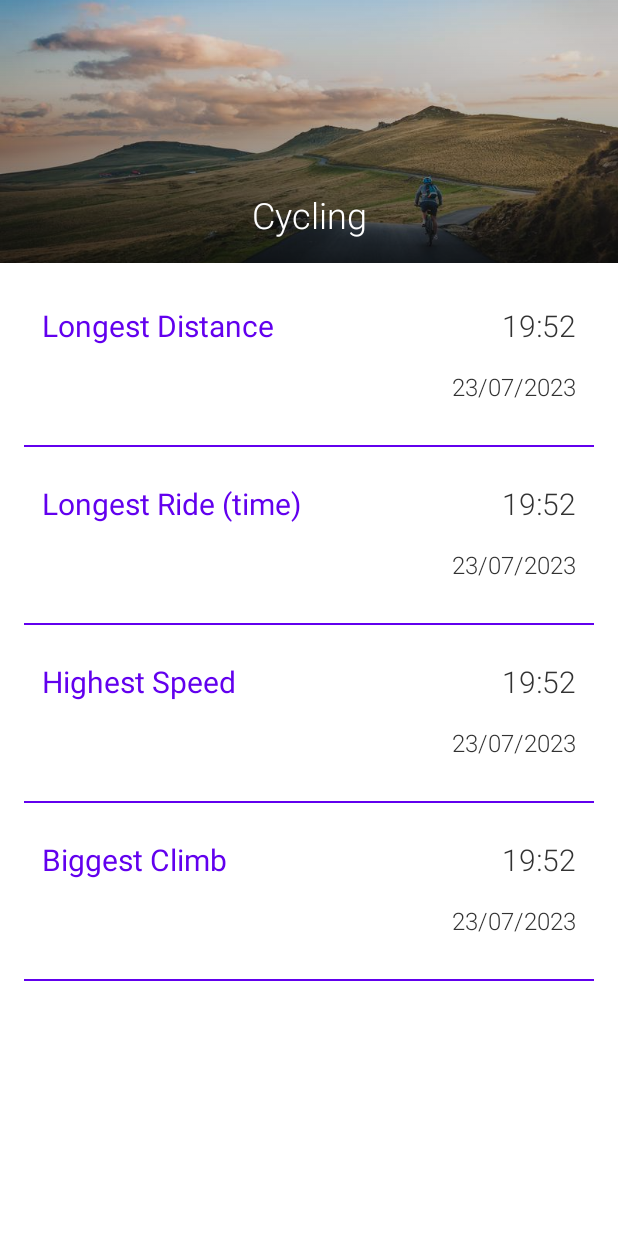
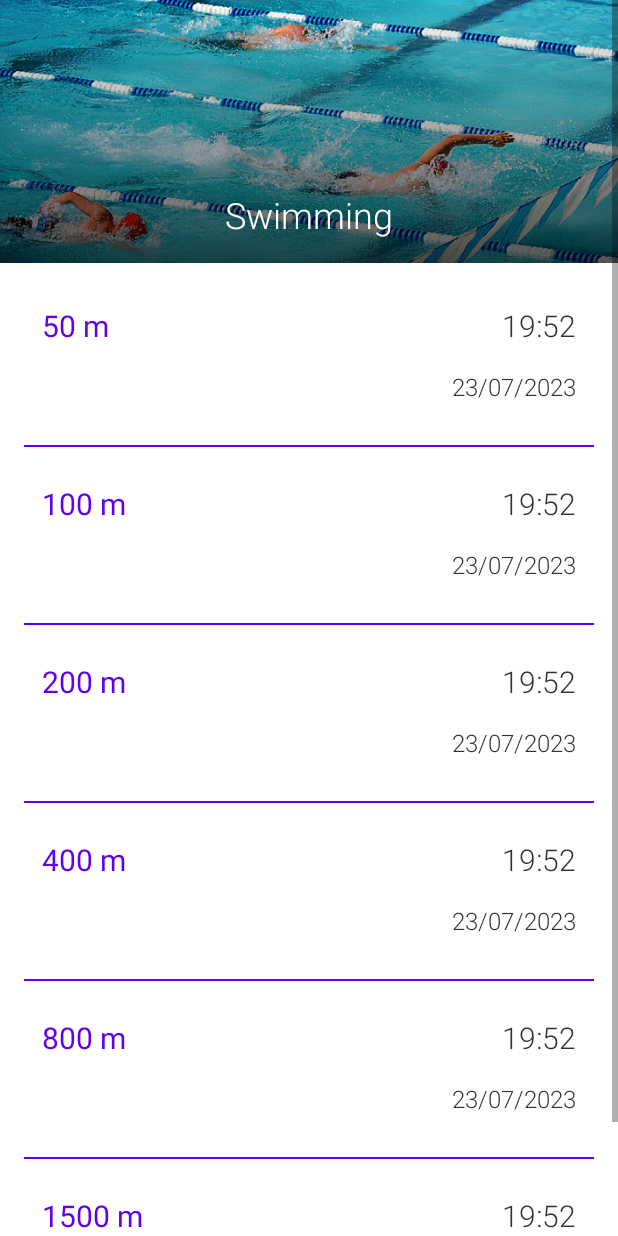
Before and after one commit to Staszek15/Record-Keeper-android-app, an Android app: the layout fragment_swimming.xml on its own in the app's theme, with its tools: preview values and no code run, on a phone screen of 412 x 824 dp. Run offline under Robolectric (Android 15) with nearby library versions, the light colour scheme and no system bars.

Commit message:
swimming layout

```diff
--- a/app/src/main/res/layout/fragment_swimming.xml
+++ b/app/src/main/res/layout/fragment_swimming.xml
@@ -22,9 +22,9 @@
             <ImageView
                 android:layout_width="match_parent"
                 android:layout_height="match_parent"
-                android:contentDescription="@string/cycling_image_description"
+                android:contentDescription="@string/running_image_description"
                 android:scaleType="centerCrop"
-                android:src="@drawable/bike_heading" />
+                android:src="@drawable/swimming_heading" />
 
             <View
                 android:layout_width="match_parent"
@@ -38,7 +38,7 @@
                 android:layout_marginBottom="16dp"
                 android:fontFamily="sans-serif-light"
                 android:gravity="center"
-                android:text="@string/cycling_text"
+                android:text="@string/swimming_text"
                 android:textColor="@color/white"
                 android:textSize="24sp" />
 
@@ -64,14 +64,14 @@
                     android:layout_width="wrap_content"
                     android:layout_height="wrap_content"
                     android:fontFamily="sans-serif"
-                    android:text="@string/longest_ride_text"
+                    android:text="@string/fifty_m_text"
                     android:textColor="?attr/colorPrimary"
                     android:textSize="20sp"
                     app:layout_constraintStart_toStartOf="parent"
                     app:layout_constraintTop_toTopOf="parent" />
 
                 <TextView
-                    android:id="@+id/longest_distance_value"
+                    android:id="@+id/fifty_m_time"
                     android:layout_width="wrap_content"
                     android:layout_height="wrap_content"
                     android:fontFamily="sans-serif-light"
@@ -82,7 +82,7 @@
                     tools:text="19:52" />
 
                 <TextView
-                    android:id="@+id/longest_distance_date"
+                    android:id="@+id/fifty_m_date"
                     android:layout_width="wrap_content"
                     android:layout_height="wrap_content"
                     android:layout_marginTop="16dp"
@@ -90,7 +90,7 @@
                     android:textColor="@color/dark_grey"
                     android:textSize="16sp"
                     app:layout_constraintEnd_toEndOf="parent"
-                    app:layout_constraintTop_toBottomOf="@id/longest_distance_value"
+                    app:layout_constraintTop_toBottomOf="@id/fifty_m_time"
                     tools:text="23/07/2023" />
 
 
@@ -113,14 +113,14 @@
                     android:layout_width="wrap_content"
                     android:layout_height="wrap_content"
                     android:fontFamily="sans-serif"
-                    android:text="@string/longest_ride_hour_text"
+                    android:text="@string/hundred_m_text"
                     android:textColor="?attr/colorPrimary"
                     android:textSize="20sp"
                     app:layout_constraintStart_toStartOf="parent"
                     app:layout_constraintTop_toTopOf="parent" />
 
                 <TextView
-                    android:id="@+id/longest_distance_time"
+                    android:id="@+id/hundred_m_time"
                     android:layout_width="wrap_content"
                     android:layout_height="wrap_content"
                     android:fontFamily="sans-serif-light"
@@ -131,7 +131,7 @@
                     tools:text="19:52" />
 
                 <TextView
-                    android:id="@+id/longest_distance_time_date"
+                    android:id="@+id/hundred_m_date"
                     android:layout_width="wrap_content"
                     android:layout_height="wrap_content"
                     android:layout_marginTop="16dp"
@@ -139,7 +139,7 @@
                     android:textColor="@color/dark_grey"
                     android:textSize="16sp"
                     app:layout_constraintEnd_toEndOf="parent"
-                    app:layout_constraintTop_toBottomOf="@id/longest_distance_time"
+                    app:layout_constraintTop_toBottomOf="@id/hundred_m_time"
                     tools:text="23/07/2023" />
 
 
@@ -162,14 +162,14 @@
                     android:layout_width="wrap_content"
                     android:layout_height="wrap_content"
                     android:fontFamily="sans-serif"
-                    android:text="@string/highest_speed_text"
+                    android:text="@string/two_hundred_m_text"
                     android:textColor="?attr/colorPrimary"
                     android:textSize="20sp"
                     app:layout_constraintStart_toStartOf="parent"
                     app:layout_constraintTop_toTopOf="parent" />
 
                 <TextView
-                    android:id="@+id/highest_speed_value"
+                    android:id="@+id/two_hundred_m_time"
                     android:layout_width="wrap_content"
                     android:layout_height="wrap_content"
                     android:fontFamily="sans-serif-light"
@@ -180,7 +180,7 @@
                     tools:text="19:52" />
 
                 <TextView
-                    android:id="@+id/highest_speed_date"
+                    android:id="@+id/two_hundred_m_date"
                     android:layout_width="wrap_content"
                     android:layout_height="wrap_content"
                     android:layout_marginTop="16dp"
@@ -188,7 +188,7 @@
                     android:textColor="@color/dark_grey"
                     android:textSize="16sp"
                     app:layout_constraintEnd_toEndOf="parent"
-                    app:layout_constraintTop_toBottomOf="@id/highest_speed_value"
+                    app:layout_constraintTop_toBottomOf="@id/two_hundred_m_time"
                     tools:text="23/07/2023" />
 
 
@@ -211,14 +211,14 @@
                     android:layout_width="wrap_content"
                     android:layout_height="wrap_content"
                     android:fontFamily="sans-serif"
-                    android:text="@string/biggest_climb_text"
+                    android:text="@string/four_hundred_m_text"
                     android:textColor="?attr/colorPrimary"
                     android:textSize="20sp"
                     app:layout_constraintStart_toStartOf="parent"
                     app:layout_constraintTop_toTopOf="parent" />
 
                 <TextView
-                    android:id="@+id/bigest_climb_value"
+                    android:id="@+id/four_hundred_m_time"
                     android:layout_width="wrap_content"
                     android:layout_height="wrap_content"
                     android:fontFamily="sans-serif-light"
@@ -229,7 +229,7 @@
                     tools:text="19:52" />
 
                 <TextView
-                    android:id="@+id/bigest_climb_date"
+                    android:id="@+id/four_hundred_m_date"
                     android:layout_width="wrap_content"
                     android:layout_height="wrap_content"
                     android:layout_marginTop="16dp"
@@ -237,7 +237,106 @@
                     android:textColor="@color/dark_grey"
                     android:textSize="16sp"
                     app:layout_constraintEnd_toEndOf="parent"
-                    app:layout_constraintTop_toBottomOf="@id/bigest_climb_value"
+                    app:layout_constraintTop_toBottomOf="@id/four_hundred_m_time"
+                    tools:text="23/07/2023" />
+
+
+            </androidx.constraintlayout.widget.ConstraintLayout>
+
+            <View
+                android:layout_width="match_parent"
+                android:layout_height="1dp"
+                android:layout_marginTop="16dp"
+                android:background="?attr/colorPrimary" />
+
+
+
+            <androidx.constraintlayout.widget.ConstraintLayout
+                android:layout_width="match_parent"
+                android:layout_height="wrap_content"
+                android:layout_marginTop="12dp"
+                android:padding="12dp">
+
+                <TextView
+                    android:layout_width="wrap_content"
+                    android:layout_height="wrap_content"
+                    android:fontFamily="sans-serif"
+                    android:text="@string/eight_hundred_m_text"
+                    android:textColor="?attr/colorPrimary"
+                    android:textSize="20sp"
+                    app:layout_constraintStart_toStartOf="parent"
+                    app:layout_constraintTop_toTopOf="parent" />
+
+                <TextView
+                    android:id="@+id/eight_hundred_m_time"
+                    android:layout_width="wrap_content"
+                    android:layout_height="wrap_content"
+                    android:fontFamily="sans-serif-light"
+                    android:textColor="@color/dark_grey"
+                    android:textSize="20sp"
+                    app:layout_constraintEnd_toEndOf="parent"
+                    app:layout_constraintTop_toTopOf="parent"
+                    tools:text="19:52" />
+
+                <TextView
+                    android:id="@+id/eight_hundred_m_date"
+                    android:layout_width="wrap_content"
+                    android:layout_height="wrap_content"
+                    android:layout_marginTop="16dp"
+                    android:fontFamily="sans-serif-light"
+                    android:textColor="@color/dark_grey"
+                    android:textSize="16sp"
+                    app:layout_constraintEnd_toEndOf="parent"
+                    app:layout_constraintTop_toBottomOf="@id/eight_hundred_m_time"
+                    tools:text="23/07/2023" />
+
+
+            </androidx.constraintlayout.widget.ConstraintLayout>
+
+            <View
+                android:layout_width="match_parent"
+                android:layout_height="1dp"
+                android:layout_marginTop="16dp"
+                android:background="?attr/colorPrimary" />
+
+
+            <androidx.constraintlayout.widget.ConstraintLayout
+                android:layout_width="match_parent"
+                android:layout_height="wrap_content"
+                android:layout_marginTop="12dp"
+                android:padding="12dp">
+
+                <TextView
+                    android:layout_width="wrap_content"
+                    android:layout_height="wrap_content"
+                    android:fontFamily="sans-serif"
+                    android:text="@string/fifteen_hundred_m_text"
+                    android:textColor="?attr/colorPrimary"
+                    android:textSize="20sp"
+                    app:layout_constraintStart_toStartOf="parent"
+                    app:layout_constraintTop_toTopOf="parent" />
+
+                <TextView
+                    android:id="@+id/fifteen_hundred_m_time"
+                    android:layout_width="wrap_content"
+                    android:layout_height="wrap_content"
+                    android:fontFamily="sans-serif-light"
+                    android:textColor="@color/dark_grey"
+                    android:textSize="20sp"
+                    app:layout_constraintEnd_toEndOf="parent"
+                    app:layout_constraintTop_toTopOf="parent"
+                    tools:text="19:52" />
+
+                <TextView
+                    android:id="@+id/fifteen_hundred_m_date"
+                    android:layout_width="wrap_content"
+                    android:layout_height="wrap_content"
+                    android:layout_marginTop="16dp"
+                    android:fontFamily="sans-serif-light"
+                    android:textColor="@color/dark_grey"
+                    android:textSize="16sp"
+                    app:layout_constraintEnd_toEndOf="parent"
+                    app:layout_constraintTop_toBottomOf="@id/fifteen_hundred_m_time"
                     tools:text="23/07/2023" />
 
 
--- a/app/src/main/res/values/strings.xml
+++ b/app/src/main/res/values/strings.xml
@@ -17,4 +17,10 @@
     <string name="highest_speed_text">Highest Speed</string>
     <string name="biggest_climb_text">Biggest Climb</string>
     <string name="longest_ride_hour_text">Longest Ride (time)</string>
+    <string name="swimming_text">Swimming</string>
+    <string name="fifty_m_text">50 m</string>
+    <string name="four_hundred_m_text">400 m</string>
+    <string name="two_hundred_m_text">200 m</string>
+    <string name="eight_hundred_m_text">800 m</string>
+    <string name="fifteen_hundred_m_text">1500 m</string>
 </resources>
```
Also changed, not shown: app/src/main/res/drawable-nodpi/swimming_heading.jpg (added).
